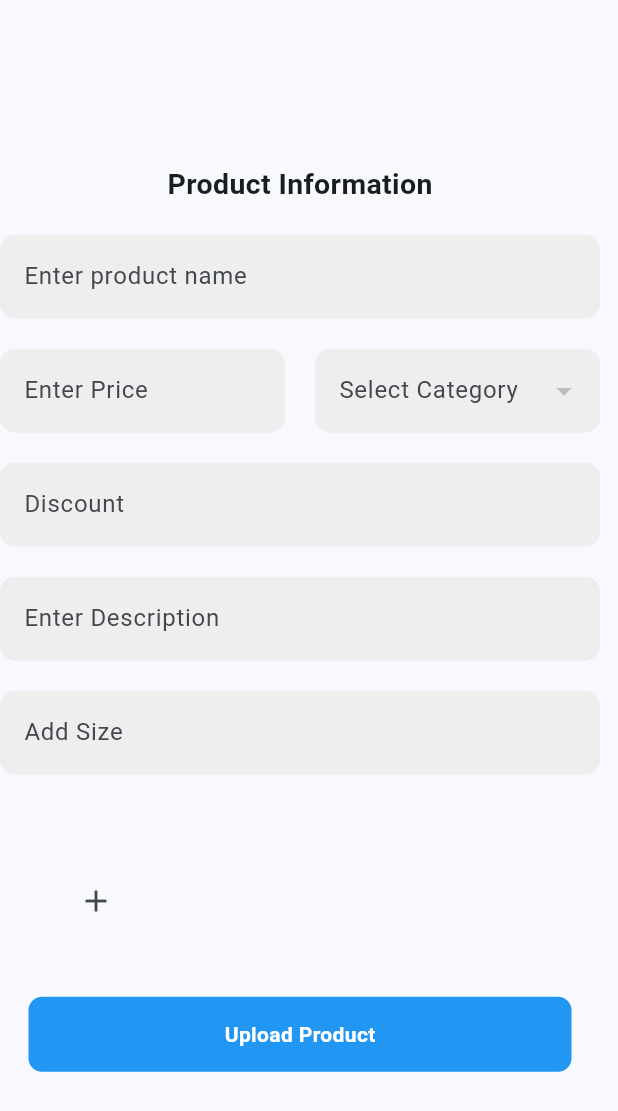
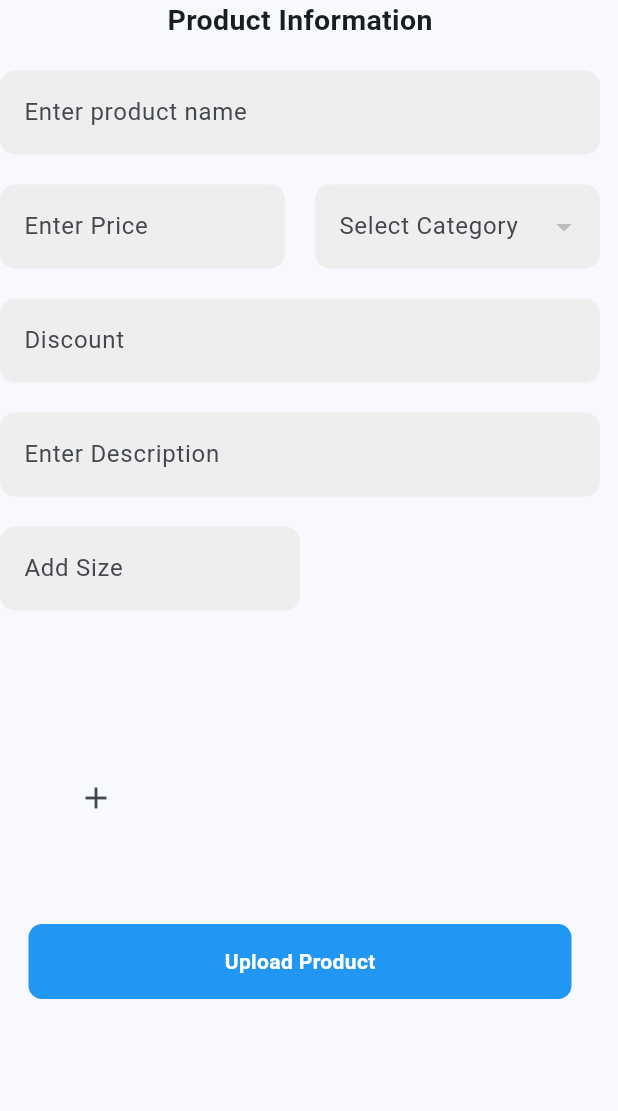
Before and after one commit to rqull/admin_panel_Remus-store, a Flutter app: the ProductScreen widget shown alone on an empty page, opened directly, on a phone screen of 412 x 824 dp. Shown: the top 1111 px of the screen. Run offline on Flutter 3.47's test engine with Material 3 defaults, Android fonts, the phone set to English and light mode, and no system bars; our stand-ins replace cloud_firestore, file_picker, firebase_core, supabase_flutter; missing offline and left inert: flutter_admin_scaffold; accounts and stored records are empty.

Commit message:
Enhance ProductScreen UI with size input and dynamic size list management. Added TextEditingController for size input, improved layout with spacing, and implemented functionality to add and remove sizes. Updated image upload section for better user experience.

```diff
--- a/lib/views/side_bar_screens/product_screen.dart
+++ b/lib/views/side_bar_screens/product_screen.dart
@@ -14,10 +14,17 @@ class ProductScreen extends StatefulWidget {
 
 class _ProductScreenState extends State<ProductScreen> {
   final FirebaseFirestore _firestore = FirebaseFirestore.instance;
+
+  final TextEditingController _sizeController = TextEditingController();
+
   final List<String> _categoriesList = [];
+
+  List<String> _sizesList = [];
   String? _selectedCategory;
 
-  List<Uint8List> images = <Uint8List>[];
+  bool _isEntered = false;
+
+  final List<Uint8List> images = <Uint8List>[];
 
   chooseImage() async {
     final pickedImages = await FilePicker.platform.pickFiles(
@@ -57,9 +64,11 @@ class _ProductScreenState extends State<ProductScreen> {
 
   @override
   Widget build(BuildContext context) {
-    return SizedBox(
+    return SingleChildScrollView(
+      child: SizedBox(
         width: 400,
         child: Column(
+          spacing: 20,
           mainAxisAlignment: MainAxisAlignment.center,
           children: [
             const Text(
@@ -68,9 +77,6 @@ class _ProductScreenState extends State<ProductScreen> {
                 fontSize: 19,
                 fontWeight: FontWeight.bold,
               ),
-          ),
-          const SizedBox(
-            height: 20,
             ),
             TextFormField(
               decoration: InputDecoration(
@@ -83,10 +89,8 @@ class _ProductScreenState extends State<ProductScreen> {
                 ),
               ),
             ),
-          const SizedBox(
-            height: 20,
-          ),
             Row(
+              spacing: 20,
               children: [
                 Flexible(
                   child: TextFormField(
@@ -101,16 +105,10 @@ class _ProductScreenState extends State<ProductScreen> {
                     ),
                   ),
                 ),
-              const SizedBox(
-                width: 20,
-              ),
                 Flexible(
                   child: _buildDropDownField(),
                 ),
               ],
-          ),
-          const SizedBox(
-            height: 20,
             ),
             TextFormField(
               decoration: InputDecoration(
@@ -123,9 +121,6 @@ class _ProductScreenState extends State<ProductScreen> {
                 ),
               ),
             ),
-          const SizedBox(
-            height: 20,
-          ),
             TextFormField(
               decoration: InputDecoration(
                 labelText: 'Enter Description',
@@ -137,10 +132,19 @@ class _ProductScreenState extends State<ProductScreen> {
                 ),
               ),
             ),
-          const SizedBox(
-            height: 20,
-          ),
-          TextFormField(
+            Row(
+              spacing: 10,
+              children: [
+                Flexible(
+                  child: SizedBox(
+                    width: 200,
+                    child: TextFormField(
+                      controller: _sizeController,
+                      onChanged: (value) {
+                        setState(() {
+                          _isEntered = true;
+                        });
+                      },
                       decoration: InputDecoration(
                         labelText: 'Add Size',
                         filled: true,
@@ -151,9 +155,64 @@ class _ProductScreenState extends State<ProductScreen> {
                         ),
                       ),
                     ),
-          const SizedBox(
-            height: 20,
                   ),
+                ),
+                _isEntered
+                    ? Flexible(
+                        child: ElevatedButton(
+                          onPressed: () {
+                            setState(() {
+                              _sizesList.add(_sizeController.text);
+                              _sizeController.clear();
+                              _isEntered = false;
+                            });
+                          },
+                          child: Text('Add'),
+                        ),
+                      )
+                    : Text(''),
+              ],
+            ),
+            _sizesList.isNotEmpty
+                ? Padding(
+                    padding: const EdgeInsets.all(10.0),
+                    child: SizedBox(
+                      height: 50,
+                      child: ListView.builder(
+                        itemCount: _sizesList.length,
+                        scrollDirection: Axis.horizontal,
+                        itemBuilder: (context, index) {
+                          return InkWell(
+                            onTap: () {
+                              setState(() {
+                                _sizesList.removeAt(index);
+                              });
+                            },
+                            child: Padding(
+                              padding: const EdgeInsets.all(10.0),
+                              child: Container(
+                                decoration: BoxDecoration(
+                                  color: Colors.blue,
+                                  borderRadius: BorderRadius.circular(8),
+                                ),
+                                child: Padding(
+                                  padding: const EdgeInsets.all(8.0),
+                                  child: Text(
+                                    _sizesList[index],
+                                    style: TextStyle(
+                                      color: Colors.white,
+                                      fontWeight: FontWeight.bold,
+                                    ),
+                                  ),
+                                ),
+                              ),
+                            ),
+                          );
+                        },
+                      ),
+                    ),
+                  )
+                : Text(''),
             GridView.builder(
               itemCount: images.length + 1,
               shrinkWrap: true,
@@ -198,6 +257,7 @@ class _ProductScreenState extends State<ProductScreen> {
             )
           ],
         ),
+      ),
     );
   }
 
```
Lines whose indentation alone changed are shown as unchanged.
